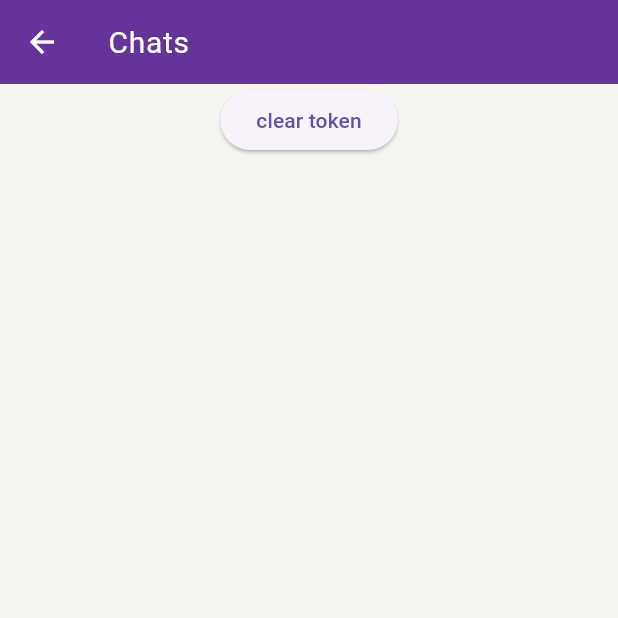
After one commit to diwashrai469/chat_app, a Flutter app: the PrivateChatView screen opened by its route, on a phone screen of 412 x 824 dp, the top half of it. The commit adds this screen. Run offline on Flutter 3.47's test engine with Material 3 defaults, Android fonts, the phone set to English and light mode, and no system bars; drawn by our look-alikes of oktoast; our stand-ins replace auto_route, bloc, cloud_firestore, firebase_auth, firebase_core, flutter_bloc and 5 more; accounts and stored records are empty; Roboto replaces fonts that are missing (Poppins).

Commit message:
chatting system

```diff
--- a/lib/core/routes/app_routes.dart
+++ b/lib/core/routes/app_routes.dart
@@ -15,7 +15,10 @@ class AppRoutes extends $AppRoutes {
         ),
         AutoRoute(page: SplashView.page, initial: true),
         AutoRoute(
-          page: PrivateChatHeadsView.page,
+          page: PrivateChatView.page,
+        ),
+        AutoRoute(
+          page: ChatListView.page,
         ),
       ];
 }
--- a/lib/modules/features/login/view/login_view.dart
+++ b/lib/modules/features/login/view/login_view.dart
@@ -6,7 +6,7 @@ import 'package:chat_app/common/widgets/k_textformfield.dart';
 import 'package:chat_app/core/injection/injection.dart';
 import 'package:chat_app/core/routes/app_routes.dart';
 import 'package:chat_app/core/routes/app_routes.gr.dart';
-import 'package:chat_app/modules/features/sign_up/auth/auth_service.dart';
+import 'package:chat_app/modules/features/sign_up/view_model/auth/auth_service.dart';
 import 'package:flutter/material.dart';
 
 @RoutePage()
--- /dev/null
+++ b/lib/modules/features/private_chat/view/private_chat_view.dart
@@ -0,0 +1,73 @@
+import 'package:auto_route/auto_route.dart';
+import 'package:chat_app/common/constant/app_dimens.dart';
+import 'package:chat_app/common/constant/ui_helpers.dart';
+import 'package:chat_app/common/widgets/k_loading_indicator.dart';
+import 'package:chat_app/core/injection/injection.dart';
+import 'package:chat_app/core/routes/app_routes.dart';
+import 'package:chat_app/core/routes/app_routes.gr.dart';
+import 'package:chat_app/core/services/local_storage.dart';
+import 'package:chat_app/modules/features/private_chat/view_model/cubit/private_chat_cubit.dart';
+import 'package:flutter/material.dart';
+import 'package:flutter_bloc/flutter_bloc.dart';
+
+@RoutePage()
+class PrivateChatView extends StatelessWidget {
+  const PrivateChatView({super.key});
+
+  @override
+  Widget build(BuildContext context) {
+    return Scaffold(
+      appBar: AppBar(
+        title: Text(
+          "Chats",
+          style: Theme.of(context).textTheme.bodyLarge?.copyWith(
+              fontSize: AppDimens.headlineFontSizeSmall, color: Colors.white),
+        ),
+      ),
+      body: BlocProvider(
+        create: (context) => locator<PrivateChatCubit>()..getAllUsers(),
+        child: BlocBuilder<PrivateChatCubit, PrivateChatState>(
+          builder: (context, state) {
+            if (state is PrivateChatLoadingState) {
+              return Center(child: kLoadingIndicator(context: context));
+            } else if (state is PrivateChatLoadedState) {
+              return Column(
+                children: [
+                  ElevatedButton(
+                      onPressed: () async {
+                        await LocalStorageService()
+                            .clear(LocalStorageKeys.accessToken);
+                      },
+                      child: const Text("clear token")),
+                  sHeightSpan,
+                  Expanded(
+                    child: ListView.builder(
+                        itemCount: state.allUserData.length,
+                        itemBuilder: (context, index) {
+                          final users = state.allUserData;
+                          return ListTile(
+                            onTap: () => locator<AppRoutes>().push(ChatListView(
+                                uid: users[index]['id'],
+                                name: users[index]['name'])),
+                            minVerticalPadding: 10,
+                            leading: const CircleAvatar(
+                              radius: 40,
+                            ),
+                            title: Text(users[index]['name'].toString()),
+                            subtitle: Text(users[index]['email'].toString()),
+                          );
+                        }),
+                  )
+                ],
+              );
+            } else {
+              return const Center(
+                child: Text("Somthing went wrong"),
+              );
+            }
+          },
+        ),
+      ),
+    );
+  }
+}
--- /dev/null
+++ b/lib/modules/features/private_chat/view_model/cubit/private_chat_cubit.dart
@@ -0,0 +1,33 @@
+import 'package:bloc/bloc.dart';
+import 'package:cloud_firestore/cloud_firestore.dart';
+import 'package:firebase_auth/firebase_auth.dart';
+import 'package:injectable/injectable.dart';
+
+part 'private_chat_state.dart';
+
+@injectable
+class PrivateChatCubit extends Cubit<PrivateChatState> {
+  PrivateChatCubit() : super(PrivateChatInitial());
+
+  getAllUsers() async {
+    emit(PrivateChatLoadingState());
+    try {
+      final FirebaseAuth _firebaseAuth = FirebaseAuth.instance;
+
+      CollectionReference collectionRef =
+          FirebaseFirestore.instance.collection('users');
+
+      QuerySnapshot querySnapshot = await collectionRef.get();
+
+      List allData = querySnapshot.docs.map((doc) => doc.data()).toList();
+
+      final filterdata = allData
+          .where((element) => element['id'] != _firebaseAuth.currentUser?.uid)
+          .toList();
+      emit(PrivateChatLoadedState(allUserData: filterdata));
+    } catch (e) {
+      emit(PrivateChatErrorState());
+      print("Error fetching users: $e");
+    }
+  }
+}
--- /dev/null
+++ b/lib/modules/features/private_chat/view_model/cubit/private_chat_state.dart
@@ -0,0 +1,14 @@
+part of 'private_chat_cubit.dart';
+
+sealed class PrivateChatState {}
+
+final class PrivateChatInitial extends PrivateChatState {}
+
+final class PrivateChatLoadingState extends PrivateChatState {}
+
+final class PrivateChatErrorState extends PrivateChatState {}
+
+class PrivateChatLoadedState extends PrivateChatState {
+  List allUserData;
+  PrivateChatLoadedState({required this.allUserData});
+}
--- a/lib/modules/features/splash/view/splash_view.dart
+++ b/lib/modules/features/splash/view/splash_view.dart
@@ -19,13 +19,13 @@ class _SplashViewState extends State<SplashView> {
   void initState() {
     final localStorage = locator<LocalStorageService>();
     final appRoutes = locator<AppRoutes>();
-    String? acessToken = localStorage.read("acessToken");
+    String? acessToken = localStorage.read(LocalStorageKeys.accessToken);
     Future.delayed(
       const Duration(seconds: 3),
       () {
         if (acessToken?.isNotEmpty == true) {
           appRoutes.pushAndPopUntil(
-            const PrivateChatHeadsView(),
+            const PrivateChatView(),
             predicate: (route) => false,
           );
         } else {
--- a/pubspec.yaml
+++ b/pubspec.yaml
@@ -25,6 +25,9 @@ dependencies:
   injectable: ^2.3.2
   firebase_auth: ^4.18.0
   google_sign_in: ^6.2.1
+  cloud_firestore: ^4.15.10
+
+
 
 
 
```
Also changed, not shown: lib/modules/features/chat_list/model/chat_list_response_model.dart (added, +24 -0 lines), lib/modules/features/chat_list/view/chat_list_view.dart (added, +131 -0 lines), lib/modules/features/chat_list/view_model/chat_list_view_model.dart (added, +44 -0 lines), lib/modules/features/private_chat/models/private_chat_response_model.dart (added, +47 -0 lines), lib/modules/features/private_chat_heads/view/private_chat_heads_view.dart (deleted, +0 -45 lines), lib/modules/features/sign_up/view/sign_up_view.dart (+10 -10 lines), lib/modules/features/sign_up/view_model/auth/auth_service.dart (renamed from lib/modules/features/sign_up/auth/auth_service.dart, +23 -13 lines), lib/core/injection/injection.config.dart, lib/core/routes/app_routes.gr.dart, lib/modules/features/sign_up/model/user_model.dart (renamed from lib/modules/features/sign_up/data/model/user_model.dart), pubspec.lock, 4 other files.
